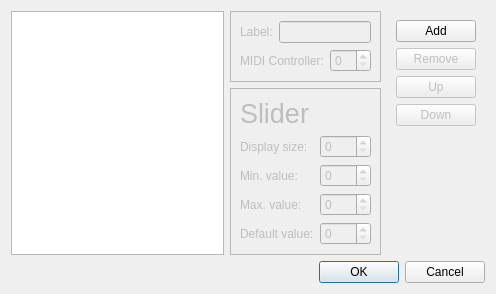
The window that trunk/src/extracontrols.ui (svn2github/vmpk) describes before a commit, drawn with Qt 5.
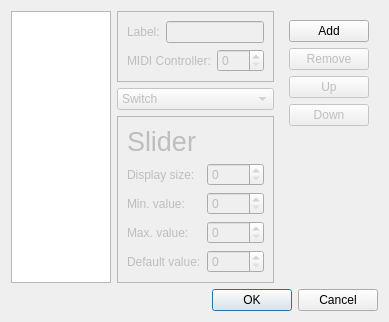
The same window after the commit. The open tabs and pages were chosen to show the change.

Commit message: * Extra controls editor

```diff
--- a/trunk/src/extracontrols.ui
+++ b/trunk/src/extracontrols.ui
@@ -6,16 +6,23 @@
    <rect>
     <x>0</x>
     <y>0</y>
-    <width>496</width>
-    <height>273</height>
+    <width>383</width>
+    <height>303</height>
    </rect>
   </property>
   <property name="windowTitle">
    <string>Dialog</string>
   </property>
   <layout class="QGridLayout" name="gridLayout_6">
-   <item row="0" column="0" rowspan="2">
-    <widget class="QListWidget" name="extraList"/>
+   <item row="0" column="0" rowspan="3">
+    <widget class="QListWidget" name="extraList">
+     <property name="minimumSize">
+      <size>
+       <width>100</width>
+       <height>0</height>
+      </size>
+     </property>
+    </widget>
    </item>
    <item row="0" column="1">
     <widget class="QFrame" name="commonFrame">
@@ -53,12 +60,16 @@
        </widget>
       </item>
       <item row="1" column="2">
-       <widget class="QSpinBox" name="spinController"/>
+       <widget class="QSpinBox" name="spinController">
+        <property name="maximum">
+         <number>127</number>
+        </property>
+       </widget>
       </item>
      </layout>
     </widget>
    </item>
-   <item row="0" column="2" rowspan="2">
+   <item row="0" column="2" rowspan="3">
     <widget class="QFrame" name="frameButtons">
      <property name="frameShape">
       <enum>QFrame::NoFrame</enum>
@@ -118,6 +129,33 @@
     </widget>
    </item>
    <item row="1" column="1">
+    <widget class="QComboBox" name="cboControlType">
+     <property name="enabled">
+      <bool>false</bool>
+     </property>
+     <item>
+      <property name="text">
+       <string>Switch</string>
+      </property>
+     </item>
+     <item>
+      <property name="text">
+       <string>Knob</string>
+      </property>
+     </item>
+     <item>
+      <property name="text">
+       <string>Spin box</string>
+      </property>
+     </item>
+     <item>
+      <property name="text">
+       <string>Slider</string>
+      </property>
+     </item>
+    </widget>
+   </item>
+   <item row="2" column="1">
     <widget class="QStackedWidget" name="stackedPanel">
      <property name="enabled">
       <bool>false</bool>
@@ -327,7 +365,11 @@
         </widget>
        </item>
        <item row="1" column="1">
-        <widget class="QSpinBox" name="spinSliderSize"/>
+        <widget class="QSpinBox" name="spinSliderSize">
+         <property name="maximum">
+          <number>9999</number>
+         </property>
+        </widget>
        </item>
        <item row="2" column="0">
         <widget class="QLabel" name="lblSliderMin">
@@ -340,7 +382,11 @@
         </widget>
        </item>
        <item row="2" column="1">
-        <widget class="QSpinBox" name="spinSliderMin"/>
+        <widget class="QSpinBox" name="spinSliderMin">
+         <property name="maximum">
+          <number>127</number>
+         </property>
+        </widget>
        </item>
        <item row="3" column="0">
         <widget class="QLabel" name="lblSliderMax">
@@ -353,7 +399,11 @@
         </widget>
        </item>
        <item row="3" column="1">
-        <widget class="QSpinBox" name="spinSliderMax"/>
+        <widget class="QSpinBox" name="spinSliderMax">
+         <property name="maximum">
+          <number>127</number>
+         </property>
+        </widget>
        </item>
        <item row="4" column="0">
         <widget class="QLabel" name="lblSliderDef">
@@ -366,13 +416,17 @@
         </widget>
        </item>
        <item row="4" column="1">
-        <widget class="QSpinBox" name="spinSliderDef"/>
+        <widget class="QSpinBox" name="spinSliderDef">
+         <property name="maximum">
+          <number>127</number>
+         </property>
+        </widget>
        </item>
       </layout>
      </widget>
     </widget>
    </item>
-   <item row="2" column="0" colspan="3">
+   <item row="3" column="0" colspan="3">
     <widget class="QDialogButtonBox" name="buttonBox">
      <property name="orientation">
       <enum>Qt::Horizontal</enum>
```
Left out of the diff: 91 changed lines with no effect on the pictures. The commit also changes 2 other files.
